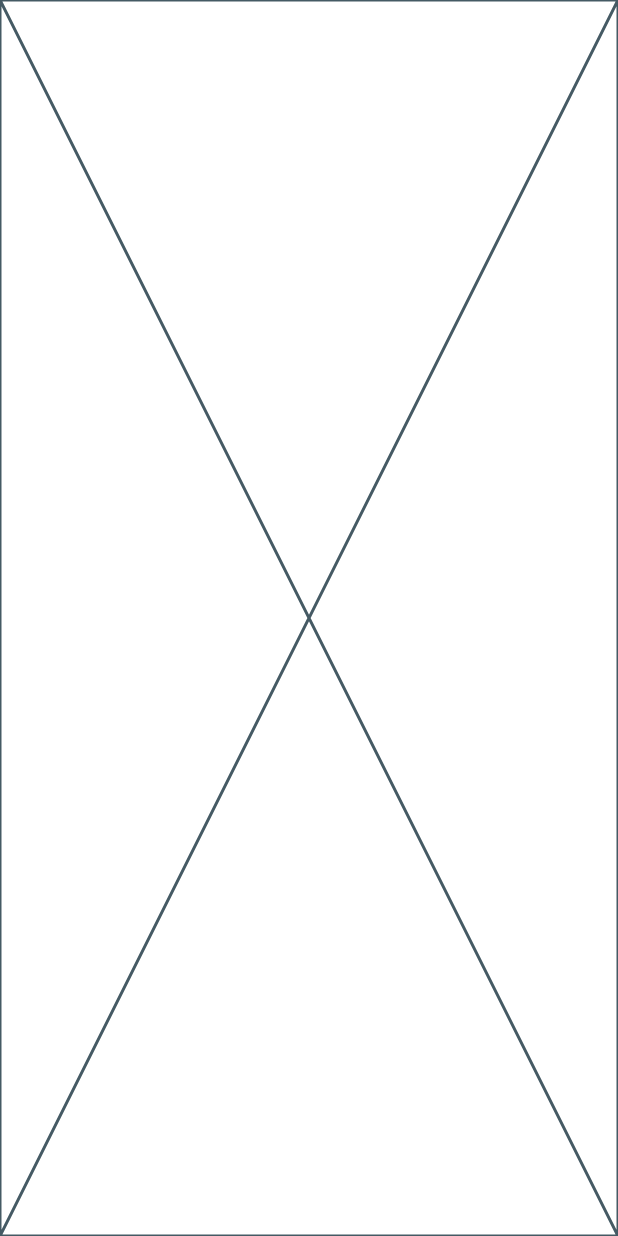
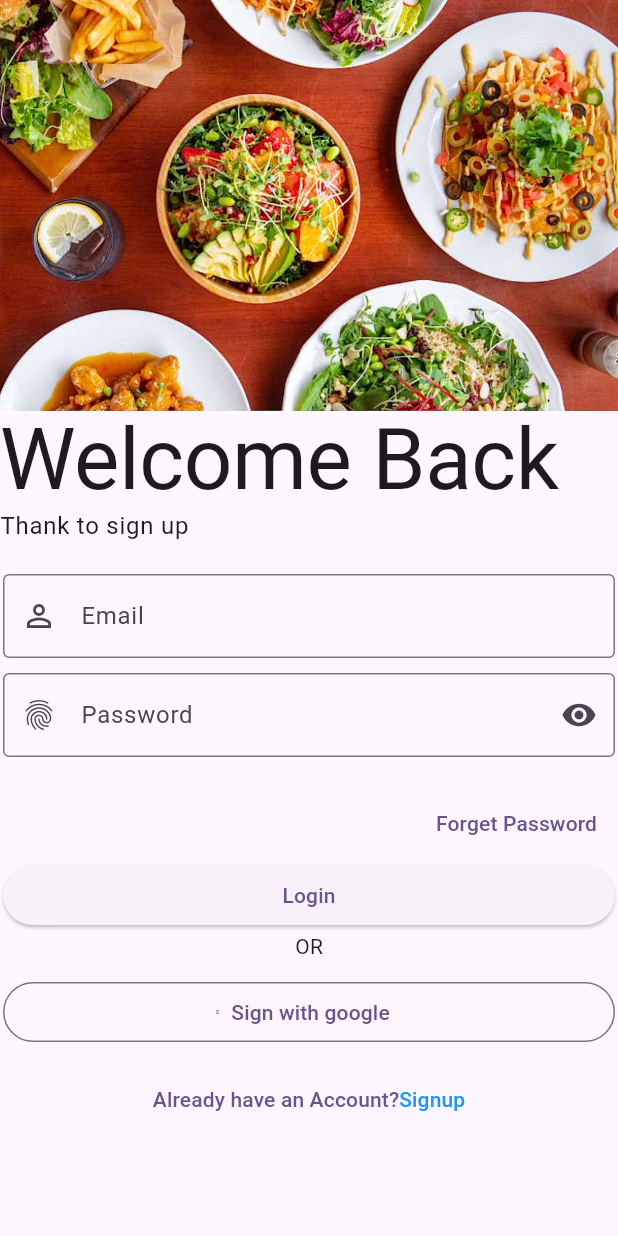
Before and after one commit to laurine-2/FrontUber, a Flutter app: the screen it shows after launch, after a tap on "Continuer", on a phone screen of 412 x 824 dp. Run offline on Flutter 3.47's test engine with Material 2 defaults, Android fonts, the phone set to English and light mode, and no system bars; our stand-ins replace flutter_svg.

```diff
--- /dev/null
+++ b/lib/constants/app_images.dart
@@ -0,0 +1,6 @@
+
+abstract class AppImages {
+  static const String welcomeBackground = "welcome_background";
+  static const String pizza = "pizza";
+  static const String biigMac = "biigMac";
+}
--- a/lib/screens/login_screen.dart
+++ b/lib/screens/login_screen.dart
@@ -1,8 +1,14 @@
+import 'package:flutter/gestures.dart';
+import 'package:flutter/material.dart';
+import 'package:uber_front/components/image_component.dart';
+import 'package:uber_front/constants/app_icons.dart';
+import 'package:uber_front/constants/app_images.dart';
+import 'package:uber_front/screens/signup_screen.dart';
 
-import 'package:flutter/material.dart';
+import '../components/icon_component.dart';
 
 class LoginScreen extends StatefulWidget {
-  const LoginScreen({super.key});
+  const LoginScreen({Key? key}) : super(key: key);
 
   @override
   State<LoginScreen> createState() => _LoginScreenState();
@@ -11,6 +17,109 @@ class LoginScreen extends StatefulWidget {
 class _LoginScreenState extends State<LoginScreen> {
   @override
   Widget build(BuildContext context) {
-    return const Placeholder();
+    final size = MediaQuery.of(context).size;
+    return SafeArea(
+      child: Scaffold(
+        body: SingleChildScrollView(
+          child: Container(
+            //padding: EdgeInsetsGeometryTween().all(tDefaultSize),
+            child: Column(
+              crossAxisAlignment: CrossAxisAlignment.start,
+              children: [
+                Image(image: AssetImage("assets/images/welcome_background.jpg")),
+                Text("Welcome Back", style: Theme.of(context).textTheme.displayLarge),
+                Text("Thank to sign up", style: Theme.of(context).textTheme.bodyLarge),
+
+                Form(
+                  child: Container(
+                    padding: const EdgeInsets.symmetric(vertical: 20.0, horizontal: 2),
+                    child: Column(
+                      crossAxisAlignment: CrossAxisAlignment.start,
+                      children: [
+                        TextFormField(
+                          decoration: const InputDecoration(
+                    prefixIcon: Icon((Icons.person_outline_outlined)),
+                            labelText: "Email" ,
+                            hintText: "E-Mail",
+                            border: OutlineInputBorder()
+
+                          ),
+                        ),
+                        const SizedBox(height: 10),
+                  TextFormField(
+                decoration: const InputDecoration(
+                prefixIcon: Icon((Icons.fingerprint)),
+                labelText: "Password" ,
+                  hintText: "Password",
+                  border: OutlineInputBorder(),
+                  suffixIcon: IconButton(
+                      onPressed: null,
+                      icon: Icon(Icons.remove_red_eye_sharp),
+                  ),
+                ),
+                  ),
+                        const SizedBox(height: 20,),
+                        Align( alignment: Alignment.bottomRight,
+                          child: TextButton(
+                              onPressed: (){},
+                              child: Text("Forget Password")),
+                        ),
+                        SizedBox(
+                          width: double.infinity,
+                          child: ElevatedButton(onPressed: (){}, child: Text("Login", textAlign: TextAlign.center,)),
+                        ),
+                        Column(
+                          crossAxisAlignment: CrossAxisAlignment.center,
+                          children: [
+                            const Text("OR"),
+                            const SizedBox(height: 10),
+
+                            SizedBox(
+                              width: double.infinity,
+                              child: OutlinedButton.icon(
+                                icon: Image(image: AssetImage("assets/images/Google.png"),width: 2),
+                                  onPressed: (){},
+                                  label: Text("Sign with google")
+                              ),
+                            ),
+                            const SizedBox(height: 10),
+                            TextButton(onPressed: (){
+                              Navigator.of(context).push(
+                                  MaterialPageRoute(
+                                      builder: (context) => const SignupScreen()
+                                  )
+                              );
+                            },
+                                child: const Text.rich(
+
+                                    TextSpan(
+                                      text: "Already have an Account?",
+                                    //style: Theme.of(context).textTheme.bodyText1,
+                                    children: [
+
+                                      TextSpan(text: "Signup",
+                                          style: TextStyle(color: Colors.blue),
+
+                                      )
+                                    ],
+                                    )
+                                    )
+                            ),
+
+
+
+                          ],
+                        )
+                      ],
+                    ),
+                  ),)
+              ],
+            ),
+          ),
+
+        ),
+      ),
+
+    );
   }
 }
```
Also changed, not shown: lib/components/image_component.dart (added, +19 -0 lines), lib/constants/app_icons.dart (+7 -0 lines), lib/screens/signup_screen.dart (added, +135 -0 lines), assets/icons/fingerprint.svg (added), assets/icons/user.svg (added), assets/images/Google.png (added), assets/images/biigMac.png (added), assets/images/bugerfood.png (added), assets/images/pizza.jpg (added), assets/images/pizzatab.jpeg (added), assets/images/wings_and_chill.jpeg (added).
